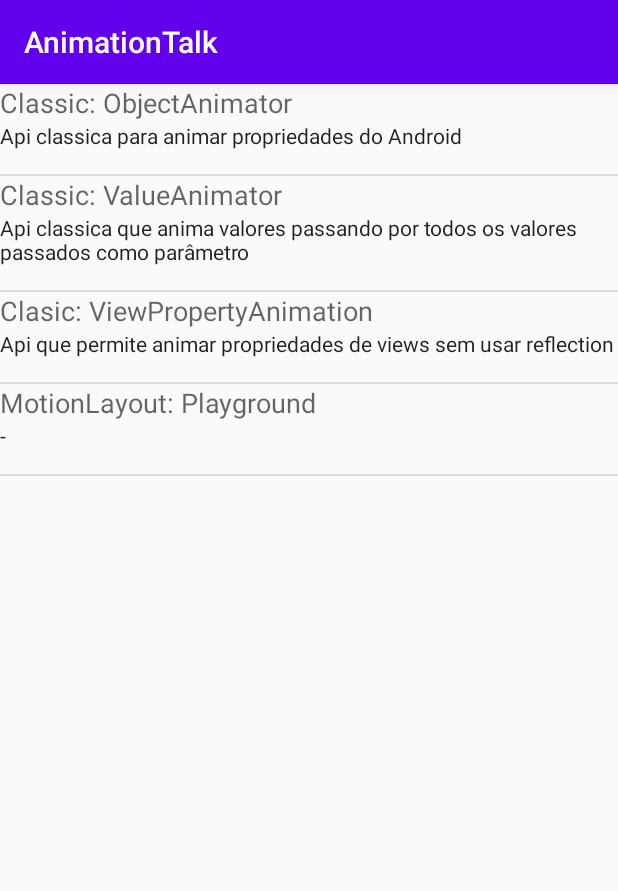
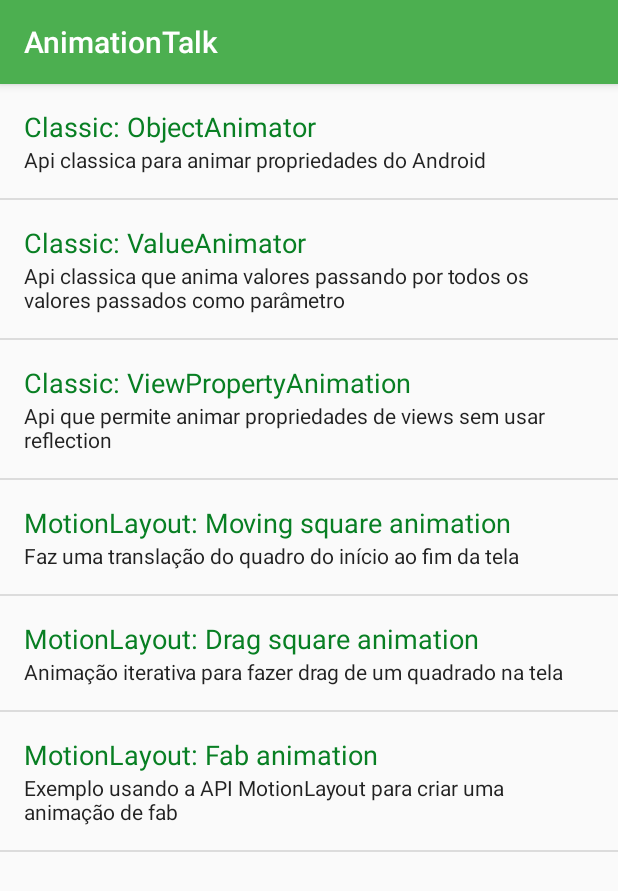
Before and after one commit to wesjon/AnimationTalkMotionLayout, an Android app: the screen it shows after launch (MainActivity), on a phone screen of 412 x 824 dp. Shown: the top 891 px of the screen. Run offline under Robolectric (Android 15) with nearby library versions, the phone set to English and light mode, and no system bars.

Commit message:
Add fab animation

```diff
--- a/app/src/main/java/br/com/wesjon/AnimationSamples.kt
+++ b/app/src/main/java/br/com/wesjon/AnimationSamples.kt
@@ -1,10 +1,7 @@
 package br.com.wesjon
 
 import androidx.recyclerview.widget.DiffUtil
-import br.com.wesjon.animations.ClassicObjectAnimatorFragment
-import br.com.wesjon.animations.ClassicValueAnimatorFragment
-import br.com.wesjon.animations.ClassicViewPropertyAnimationFragment
-import br.com.wesjon.animations.MotionLayoutFabAnimation
+import br.com.wesjon.animations.*
 
 enum class AnimationSamples(
     val title: String,
@@ -21,20 +18,32 @@ enum class AnimationSamples(
     ),
 
     CLASSICAL_VIEW_PROPERTY_ANIMATION(
-        "Clasic: ViewPropertyAnimation",
+        "Classic: ViewPropertyAnimation",
         "Api que permite animar propriedades de views sem usar reflection"
     ),
 
-    GROWING_SQUARE_MOTION_LAYOUT(
-        "MotionLayout: Playground",
-        "-"
+    MOTION_LAYOUT_MOVING_SQUARE_ANIMATION(
+        "MotionLayout: Moving square animation",
+        "Faz uma translação do quadro do início ao fim da tela"
+    ),
+
+    MOTION_LAYOUT_DRAG_MOVE_SQUARE_ANIMATION(
+        "MotionLayout: Drag square animation",
+        "Animação iterativa para fazer drag de um quadrado na tela"
+    ),
+
+    MOTION_LAYOUT_FAB_ANIMATION_SAMPLE(
+        "MotionLayout: Fab animation",
+        "Exemplo usando a API MotionLayout para criar uma animação de fab"
     );
 
     fun getFragmentForAnimation() = when (this) {
         CLASSICAL_OBJECT_ANIMATOR -> ClassicObjectAnimatorFragment()
         CLASSICAL_VALUE_ANIMATOR -> ClassicValueAnimatorFragment()
         CLASSICAL_VIEW_PROPERTY_ANIMATION -> ClassicViewPropertyAnimationFragment()
-        GROWING_SQUARE_MOTION_LAYOUT -> MotionLayoutFabAnimation()
+        MOTION_LAYOUT_FAB_ANIMATION_SAMPLE -> MotionLayoutFabAnimationFragment()
+        MOTION_LAYOUT_DRAG_MOVE_SQUARE_ANIMATION -> MotionLayoutDragAnimationFragment()
+        MOTION_LAYOUT_MOVING_SQUARE_ANIMATION -> MotionLayoutMovingSquareAnimationFragment()
     }
 
     companion object {
--- a/app/src/main/java/br/com/wesjon/animations/MotionLayoutFabAnimation.kt
+++ b/app/src/main/java/br/com/wesjon/animations/MotionLayoutFabAnimationFragment.kt
@@ -5,7 +5,7 @@ import android.view.View
 import androidx.fragment.app.Fragment
 import br.com.wesjon.R
 
-class MotionLayoutFabAnimation : Fragment(R.layout.fragment_motion_layout_fab_animation) {
+class MotionLayoutFabAnimationFragment : Fragment(R.layout.fragment_motion_layout_fab_animation) {
     override fun onViewCreated(view: View, savedInstanceState: Bundle?) {
         super.onViewCreated(view, savedInstanceState)
 
--- a/app/src/main/res/layout/fragment_motion_layout_fab_animation.xml
+++ b/app/src/main/res/layout/fragment_motion_layout_fab_animation.xml
@@ -4,8 +4,8 @@
     android:id="@+id/motion_layout"
     android:layout_width="match_parent"
     android:layout_height="match_parent"
-    android:padding="@dimen/default_padding"
-    app:layoutDescription="@xml/scene01">
+    app:layoutDescription="@xml/scene_fab"
+    android:padding="@dimen/default_padding">
 
     <View
         android:id="@+id/mini_fab1"
--- a/app/src/main/res/layout/item_animation_sample.xml
+++ b/app/src/main/res/layout/item_animation_sample.xml
@@ -5,13 +5,14 @@
     android:layout_height="wrap_content"
     android:background="?selectableItemBackground"
     android:orientation="vertical"
-    android:paddingBottom="@dimen/default_padding">
+    android:padding="@dimen/default_padding">
 
     <TextView
         android:id="@+id/title"
         android:layout_width="match_parent"
         android:layout_height="wrap_content"
         android:textAppearance="@style/TextAppearance.AppCompat.Medium"
+        android:textColor="@color/colorPrimaryDark"
         tools:text="@tools:sample/lorem" />
 
     <TextView
--- a/app/src/main/res/values/colors.xml
+++ b/app/src/main/res/values/colors.xml
@@ -1,6 +1,6 @@
 <?xml version="1.0" encoding="utf-8"?>
 <resources>
-    <color name="colorPrimary">#6200EE</color>
-    <color name="colorPrimaryDark">#3700B3</color>
-    <color name="colorAccent">#E91E63</color>
+    <color name="colorPrimary">#4caf50</color>
+    <color name="colorPrimaryDark">#087f23</color>
+    <color name="colorAccent">#FF9800</color>
 </resources>
```
Also changed, not shown: app/src/main/java/br/com/wesjon/animations/ClassicObjectAnimatorFragment.kt (+8 -1 lines), app/src/main/java/br/com/wesjon/animations/ClassicValueAnimatorFragment.kt (+9 -1 lines), app/src/main/java/br/com/wesjon/animations/MotionLayoutDragAnimationFragment.kt (added, +7 -0 lines), app/src/main/res/drawable/background_fab.xml (+13 -4 lines), app/src/main/res/layout/fragment_motion_layout_drag_animation.xml (added, +17 -0 lines), app/src/main/res/layout/fragment_motion_layout_moving_square_animation.xml (added, +17 -0 lines), app/src/main/res/xml/scene_fab.xml (renamed from app/src/main/res/xml/scene01.xml, +6 -19 lines).
